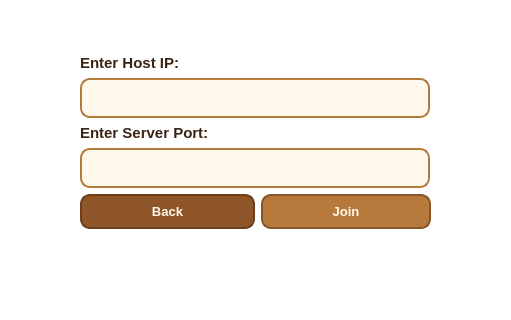
First picture: the form in UI/Network/guest_page.ui, repository PlaTwo-project/PlaTwo, before the edit; both pictures show x 326 to 837 and y 324 to 644 of the 1163 by 644 pixel window.
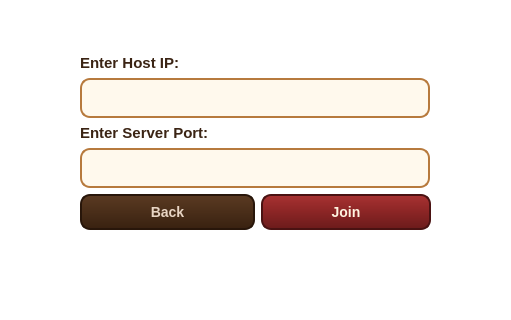
Second picture: the form after the edit.

Patch:
```diff
--- a/UI/Network/guest_page.ui
+++ b/UI/Network/guest_page.ui
@@ -269,17 +269,18 @@
          </property>
          <property name="font">
           <font>
-           <pointsize>10</pointsize>
+           <pointsize>-1</pointsize>
            <bold>true</bold>
           </font>
          </property>
          <property name="styleSheet">
           <string notr="true">QPushButton {
-    background-color: #8F5729;
-    color: #FFF8EA;
-    border: 2px solid #6D3F1D;
+    background: qlineargradient(x1:0, y1:0, x2:0, y2:1, stop:0 #5A3A22, stop:0.5 #4A2E19, stop:1 #382110);
+    color: #E8D5C4;
+    border: 2px solid #28160A;
     border-radius: 10px;
     padding: 8px 16px;
+    font-size: 14px;
     font-weight: bold;
 }
 
@@ -290,9 +291,10 @@
 }
 
 QPushButton:pressed {
-    background-color: #6D3F1D;
-    border: 2px solid #4A2B14;
-}</string>
+    background: qlineargradient(x1:0, y1:0, x2:0, y2:1, stop:0 #2E1B0D, stop:0.5 #382110, stop:1 #4A2E19);
+    border: 2px solid #1A0D05;
+}
+</string>
          </property>
          <property name="text">
           <string>Back</string>
@@ -309,17 +311,18 @@
          </property>
          <property name="font">
           <font>
-           <pointsize>10</pointsize>
+           <pointsize>-1</pointsize>
            <bold>true</bold>
           </font>
          </property>
          <property name="styleSheet">
           <string notr="true">QPushButton {
-    background-color: #B77A3D;
-    color: #FFF8EA;
-    border: 2px solid #8A5528;
+    background: qlineargradient(x1:0, y1:0, x2:0, y2:1, stop:0 #A83232, stop:0.5 #8B2525, stop:1 #6B1B1B);
+    color: #FFF3E0;
+    border: 2px solid #4A1212;
     border-radius: 10px;
     padding: 8px 16px;
+    font-size: 14px;
     font-weight: bold;
 }
 
@@ -330,9 +333,10 @@
 }
 
 QPushButton:pressed {
-    background-color: #8F5729;
-    border: 2px solid #6D3F1D;
-}</string>
+    background: qlineargradient(x1:0, y1:0, x2:0, y2:1, stop:0 #5C1616, stop:0.5 #7D1F1F, stop:1 #9E2B2B);
+    border: 2px solid #330B0B;
+}
+</string>
          </property>
          <property name="text">
           <string>Join</string>
```
Left out of the diff: 8 changed lines with no effect on the pictures.
